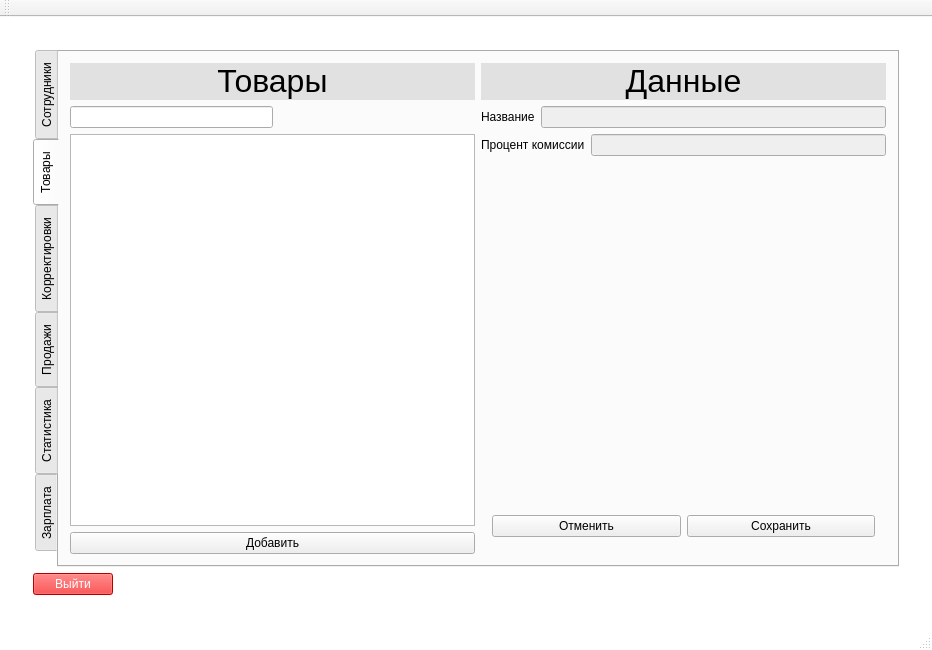
Qt form iSalary/iSalary/mainwindow.ui (Polikarpova/iSalary) before a commit.
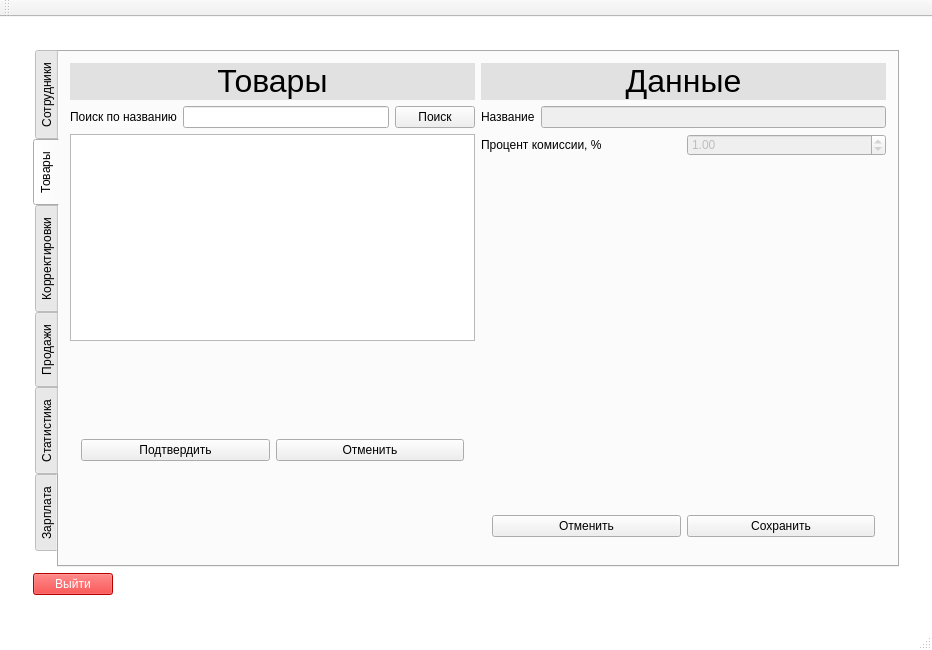
The same form after that commit. The open tabs and pages were chosen to show the change.

Commit message:
Добавлены кнопки "Подтвердить" и "Отменить" при добавлении товара
Теперь при нажатии на кнопку "Добавить", сама кнопка пропадает и появляются кнопки "Подтвердить" и "Отменить".
При нажатии на одну из них, кнопки пропадают и возвращается кнопка "Добавить".

Patch:
```diff
--- a/iSalary/iSalary/mainwindow.ui
+++ b/iSalary/iSalary/mainwindow.ui
@@ -735,6 +735,13 @@
                   </item>
                   <item>
                    <layout class="QHBoxLayout" name="horizontalLayout_14">
+                    <item>
+                     <widget class="QLabel" name="label_45">
+                      <property name="text">
+                       <string>Поиск по названию</string>
+                      </property>
+                     </widget>
+                    </item>
                     <item>
                      <widget class="QLineEdit" name="productSearch">
                       <property name="inputMask">
@@ -749,17 +756,11 @@
                      </widget>
                     </item>
                     <item>
-                     <spacer name="horizontalSpacer_2">
-                      <property name="orientation">
-                       <enum>Qt::Horizontal</enum>
+                     <widget class="QPushButton" name="productSearchButton">
+                      <property name="text">
+                       <string>Поиск</string>
                       </property>
-                      <property name="sizeHint" stdset="0">
-                       <size>
-                        <width>40</width>
-                        <height>20</height>
-                       </size>
-                      </property>
-                     </spacer>
+                     </widget>
                     </item>
                    </layout>
                   </item>
@@ -767,10 +768,43 @@
                    <widget class="QTableView" name="productTable"/>
                   </item>
                   <item>
-                   <widget class="QPushButton" name="newProductButton">
-                    <property name="text">
-                     <string>Добавить</string>
+                   <widget class="QStackedWidget" name="addProductButtons">
+                    <property name="currentIndex">
+                     <number>0</number>
                     </property>
+                    <widget class="QWidget" name="page_6">
+                     <layout class="QVBoxLayout" name="verticalLayout_14">
+                      <item>
+                       <widget class="QPushButton" name="newProductButton">
+                        <property name="text">
+                         <string>Добавить</string>
+                        </property>
+                       </widget>
+                      </item>
+                     </layout>
+                    </widget>
+                    <widget class="QWidget" name="page_7">
+                     <layout class="QVBoxLayout" name="verticalLayout_15">
+                      <item>
+                       <layout class="QHBoxLayout" name="horizontalLayout_20">
+                        <item>
+                         <widget class="QPushButton" name="submitAddProduct">
+                          <property name="text">
+                           <string>Подтвердить</string>
+                          </property>
+                         </widget>
+                        </item>
+                        <item>
+                         <widget class="QPushButton" name="cancelAddProduct">
+                          <property name="text">
+                           <string>Отменить</string>
+                          </property>
+                         </widget>
+                        </item>
+                       </layout>
+                      </item>
+                     </layout>
+                    </widget>
                    </widget>
                   </item>
                  </layout>
@@ -809,23 +843,26 @@
                     <item>
                      <widget class="QLabel" name="label_18">
                       <property name="text">
-                       <string>Процент комиссии</string>
+                       <string>Процент комиссии, %</string>
                       </property>
                      </widget>
                     </item>
                     <item>
-                     <widget class="QLineEdit" name="productPercent">
+                     <widget class="QDoubleSpinBox" name="productPercent">
                       <property name="enabled">
                        <bool>false</bool>
                       </property>
-                      <property name="inputMask">
-                       <string/>
+                      <property name="minimum">
+                       <double>0.010000000000000</double>
                       </property>
-                      <property name="text">
-                       <string/>
+                      <property name="maximum">
+                       <double>100.000000000000000</double>
                       </property>
-                      <property name="clearButtonEnabled" stdset="0">
-                       <bool>false</bool>
+                      <property name="singleStep">
+                       <double>0.010000000000000</double>
+                      </property>
+                      <property name="value">
+                       <double>1.000000000000000</double>
                       </property>
                      </widget>
                     </item>
```
Left out of the diff: 6 changed lines with no effect on the pictures.
